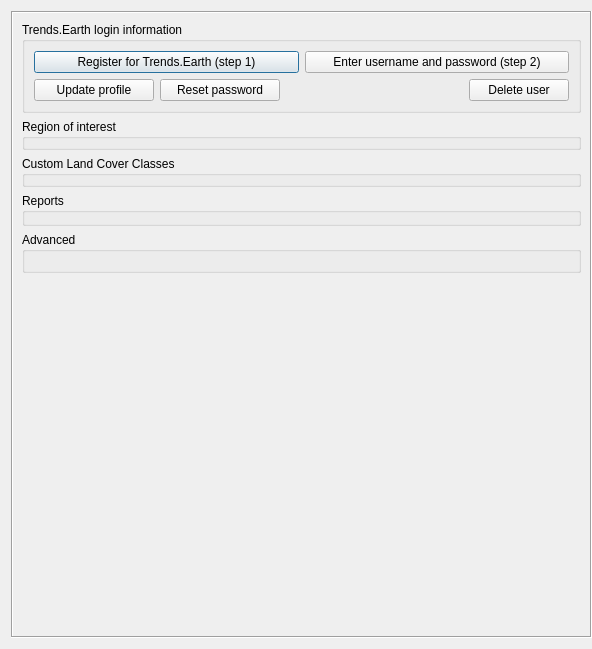
The window that LDMP/gui/DlgSettings.ui (ConservationInternational/trends.earth) describes before a commit, drawn with Qt 5.
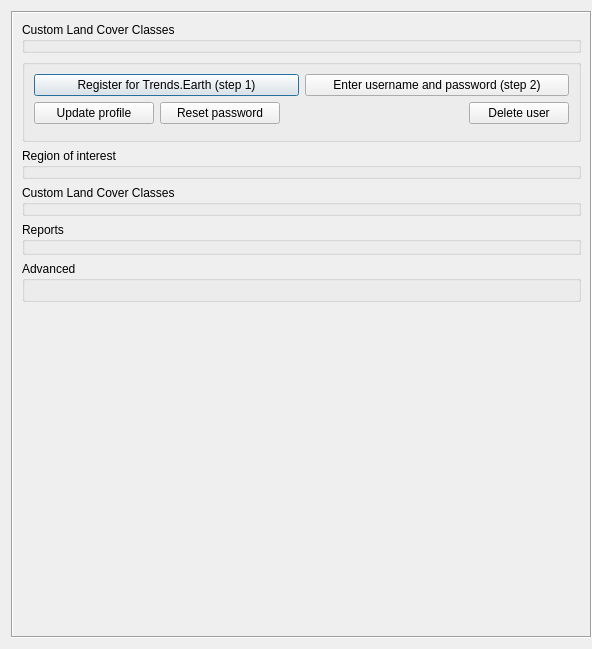
The same window after the commit. Custom widgets are drawn as their Qt base class.

What changed in the file:
```diff
--- a/LDMP/gui/DlgSettings.ui
+++ b/LDMP/gui/DlgSettings.ui
@@ -46,7 +46,7 @@
         <x>0</x>
         <y>0</y>
         <width>579</width>
-        <height>627</height>
+        <height>596</height>
        </rect>
       </property>
       <layout class="QVBoxLayout" name="verticalLayout_2">
@@ -59,7 +59,37 @@
           </size>
          </property>
          <property name="title">
-          <string>Trends.Earth login information</string>
+          <string>Custom Land Cover Classes</string>
+         </property>
+         <layout class="QVBoxLayout" name="lcc_layout">
+          <property name="leftMargin">
+           <number>0</number>
+          </property>
+          <property name="topMargin">
+           <number>0</number>
+          </property>
+          <property name="rightMargin">
+           <number>0</number>
+          </property>
+          <property name="bottomMargin">
+           <number>0</number>
+          </property>
+         </layout>
+        </widget>
+       </item>
+       <item>
+        <widget class="QGroupBox" name="groupBox">
+         <property name="sizePolicy">
+          <sizepolicy hsizetype="Preferred" vsizetype="Fixed">
+           <horstretch>0</horstretch>
+           <verstretch>0</verstretch>
+          </sizepolicy>
+         </property>
+         <property name="minimumSize">
+          <size>
+           <width>0</width>
+           <height>0</height>
+          </size>
          </property>
          <property name="collapsed">
           <bool>false</bool>
@@ -166,6 +196,9 @@
             </item>
            </layout>
           </item>
+          <item>
+           <widget class="QgsAuthConfigSelect" name="authcfg_acs"/>
+          </item>
          </layout>
         </widget>
        </item>
@@ -279,6 +312,11 @@
   </layout>
  </widget>
  <customwidgets>
+  <customwidget>
+   <class>QgsAuthConfigSelect</class>
+   <extends>QWidget</extends>
+   <header>qgsauthconfigselect.h</header>
+  </customwidget>
   <customwidget>
    <class>QgsCollapsibleGroupBox</class>
    <extends>QGroupBox</extends>
```
